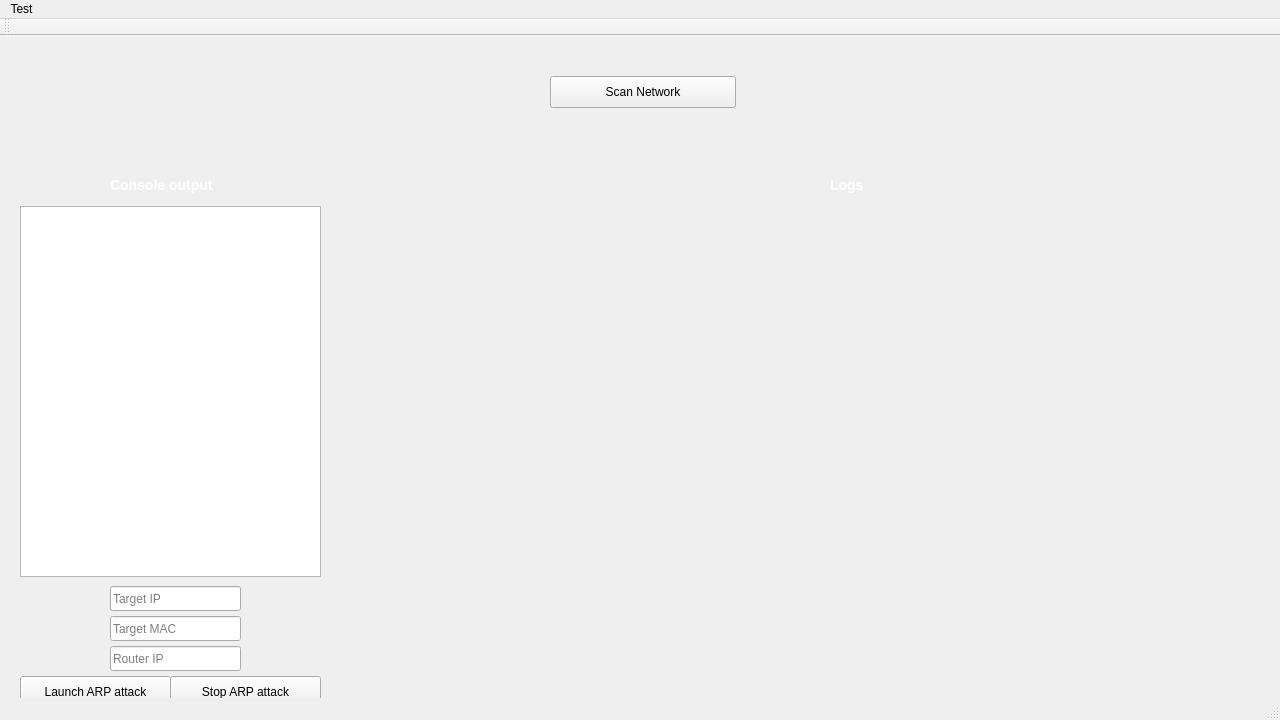
Above: GUI.ui from arthurPrvst/Mirror before the change. Below: the same form after it.
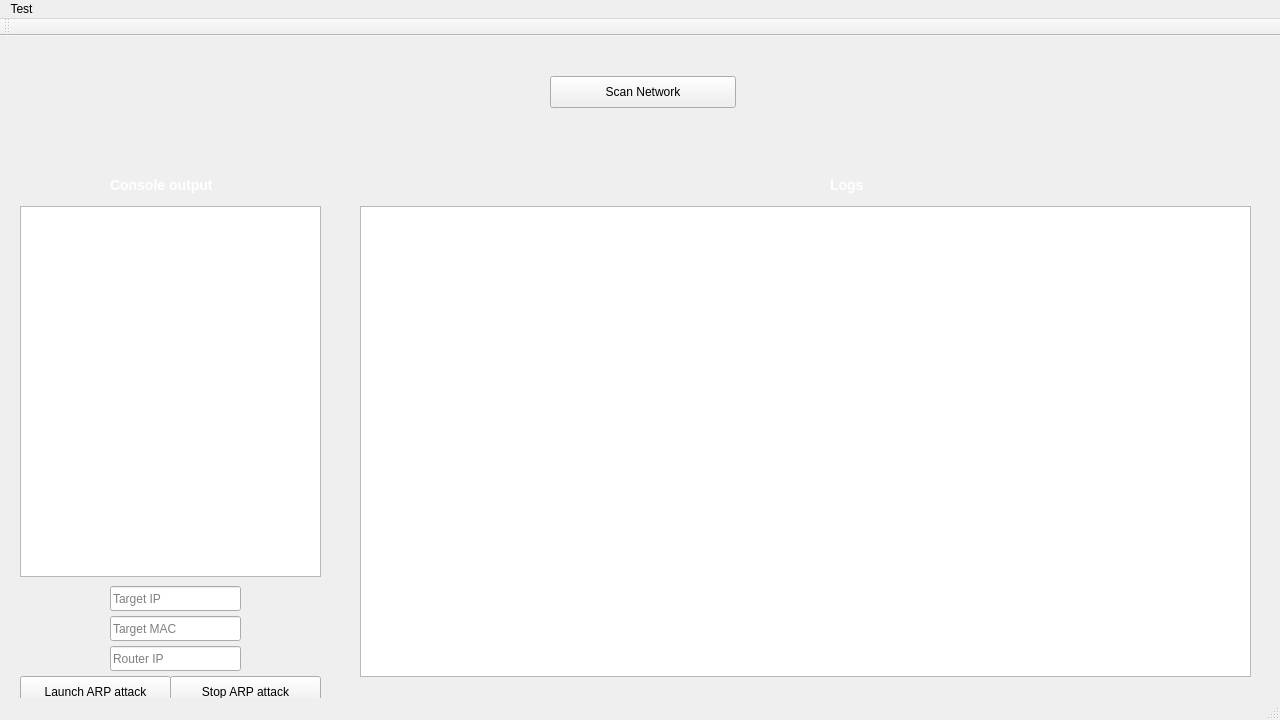
That is the form after the change. Icons and pictures are not drawn.

Commit message: Add thread to pipe output from subprocess

The edit to the form file:
```diff
--- a/GUI.ui
+++ b/GUI.ui
@@ -2,6 +2,14 @@
 <ui version="4.0">
  <class>MainWindow</class>
  <widget class="QMainWindow" name="MainWindow">
+  <property name="geometry">
+   <rect>
+    <x>0</x>
+    <y>0</y>
+    <width>1280</width>
+    <height>720</height>
+   </rect>
+  </property>
   <property name="minimumSize">
    <size>
     <width>1280</width>
@@ -158,6 +166,16 @@
      <string>Stop ARP attack</string>
     </property>
    </widget>
+   <widget class="QTextBrowser" name="outputSniffing">
+    <property name="geometry">
+     <rect>
+      <x>360</x>
+      <y>170</y>
+      <width>891</width>
+      <height>471</height>
+     </rect>
+    </property>
+   </widget>
   </widget>
   <widget class="QMenuBar" name="menuBar">
    <property name="geometry">
```
The commit also changes 3 other files.
